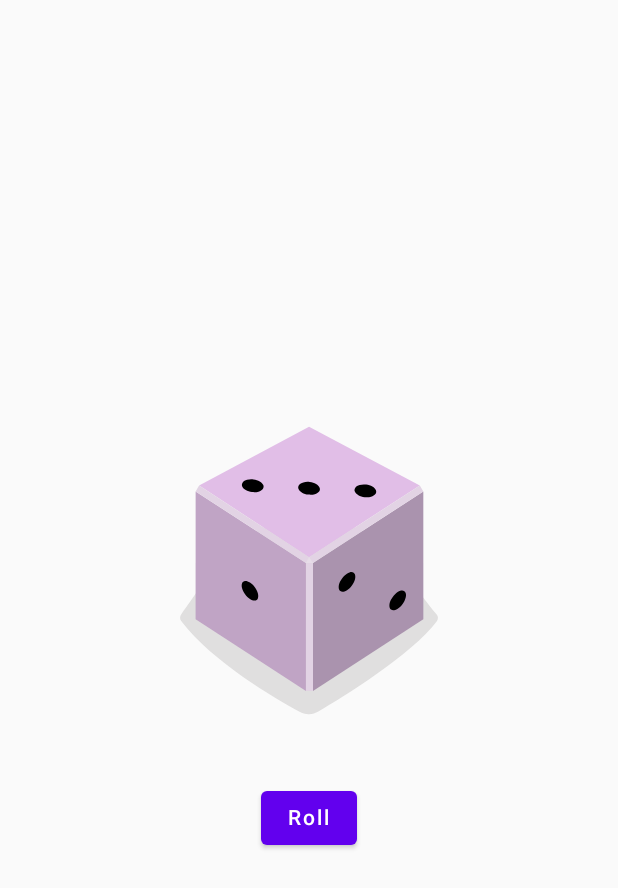
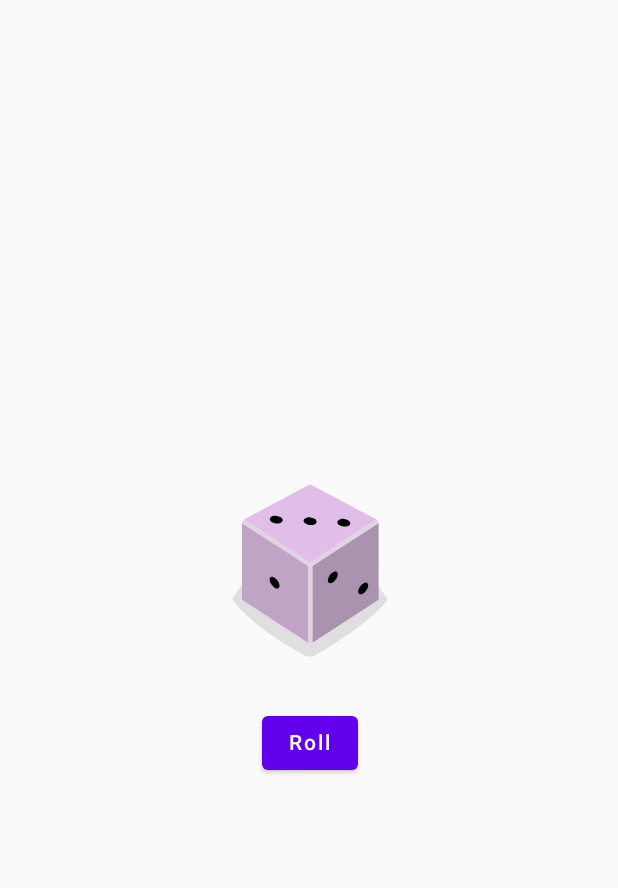
Before and after one commit to hakimamarullah/greeting-android, an Android app built with Jetpack Compose: the screen it shows after launch (MainActivity), after a tap on "Roll", on a phone screen of 412 x 824 dp. Shown: the top 888 px of the screen. Run offline under Robolectric (Android 15) with nearby library versions, the phone set to English and light mode, and no system bars.

Commit message:
On going dev

```diff
--- a/app/src/main/java/com/example/greetingcard/MainActivity.kt
+++ b/app/src/main/java/com/example/greetingcard/MainActivity.kt
@@ -3,6 +3,9 @@ package com.example.greetingcard
 import android.os.Bundle
 import androidx.activity.ComponentActivity
 import androidx.activity.compose.setContent
+import androidx.compose.animation.core.Animatable
+import androidx.compose.animation.core.LinearEasing
+import androidx.compose.animation.core.tween
 import androidx.compose.foundation.Image
 import androidx.compose.foundation.layout.*
 import androidx.compose.material.Button
@@ -10,12 +13,11 @@ import androidx.compose.material.Text
 import androidx.compose.runtime.*
 import androidx.compose.ui.Alignment
 import androidx.compose.ui.Modifier
+import androidx.compose.ui.graphics.graphicsLayer
 import androidx.compose.ui.graphics.painter.Painter
 import androidx.compose.ui.res.painterResource
-import androidx.compose.ui.res.stringResource
 import androidx.compose.ui.unit.dp
 import com.example.greetingcard.ui.theme.DiceRollerTheme
-
 
 class MainActivity : ComponentActivity() {
     override fun onCreate(savedInstanceState: Bundle?) {
@@ -28,7 +30,6 @@ class MainActivity : ComponentActivity() {
     }
 }
 
-
 @Composable
 fun DiceRollerApp(
     modifier: Modifier = Modifier
@@ -36,7 +37,11 @@ fun DiceRollerApp(
         .wrapContentSize(Alignment.Center)
 ) {
     var result by remember { mutableStateOf((1..6).random()) }
-    val imageResource: Int = when(result) {
+    var shake by remember { mutableStateOf(false) }  // Change to false initially
+    val rotation = remember { Animatable(0f) }
+
+    // Define the dice image based on the result
+    val imageResource: Int = when (result) {
         1 -> R.drawable.dice_1
         2 -> R.drawable.dice_2
         3 -> R.drawable.dice_3
@@ -44,25 +49,57 @@ fun DiceRollerApp(
         5 -> R.drawable.dice_5
         else -> R.drawable.dice_6
     }
+
+    // When `shake` changes, trigger the animation and then reset it
+    LaunchedEffect(shake) {
+        if (shake) {
+            rotation.snapTo(0f) // Reset rotation before starting the animation
+            rotation.animateTo(
+                targetValue = 360f,
+                animationSpec = tween(durationMillis = 1000, easing = LinearEasing)
+            )
+            // After the rotation animation ends, update the dice result
+            result = (1..6).random()
+            rotation.snapTo(0f) // Reset the angle after the roll
+            shake = false // Reset `shake` to allow the next roll
+        }
+    }
+
     Column(
         modifier = modifier,
         verticalArrangement = Arrangement.Center,
         horizontalAlignment = Alignment.CenterHorizontally
     ) {
-        Dice(painterResource(id = imageResource))
+        // Image with rotation animation
+        Dice(
+            dice = painterResource(id = imageResource),
+            rotationAngle = rotation.value
+        )
+
         Spacer(modifier = Modifier.height(16.dp))
-        RollButton() { result = (1..6).random() }
+
+        // Roll button to trigger the dice roll
+        RollButton {
+            shake = true // Set shake to true to trigger the animation
+        }
     }
 }
 
 @Composable
-fun Dice(dice: Painter, modifier: Modifier = Modifier) {
-    Image(painter = dice, contentDescription = dice.toString())
+fun Dice(dice: Painter, rotationAngle: Float, modifier: Modifier = Modifier) {
+    // Apply rotation animation to the dice image
+    Image(
+        painter = dice,
+        contentDescription = "Dice",
+        modifier = modifier
+            .graphicsLayer(rotationZ = rotationAngle) // Apply rotation here
+            .size(150.dp)
+    )
 }
 
 @Composable
-fun RollButton(setResult: () -> Unit) {
-    Button(onClick = setResult) {
-        Text(text = stringResource(id = R.string.roll))
+fun RollButton(onRoll: () -> Unit) {
+    Button(onClick = onRoll) {
+        Text(text = "Roll")
     }
 }
```
